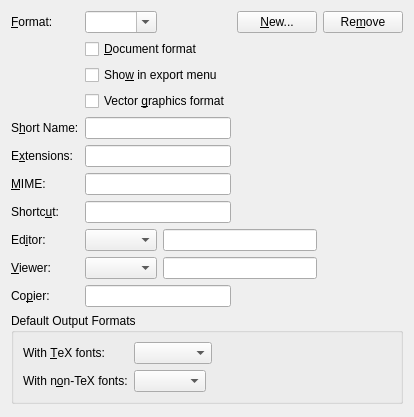
The window that src/frontends/qt4/ui/PrefFileformatsUi.ui (cburschka/lyx) describes before a commit, drawn with Qt 5.
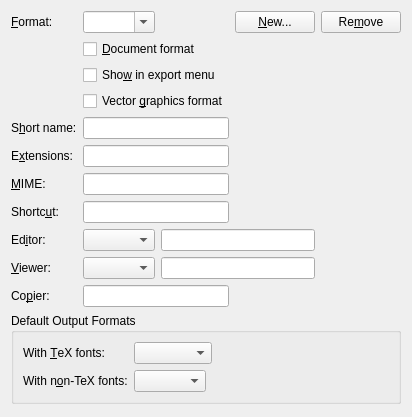
The same window after the commit.

Diff of the .ui file:
```diff
--- a/src/frontends/qt4/ui/PrefFileformatsUi.ui
+++ b/src/frontends/qt4/ui/PrefFileformatsUi.ui
@@ -94,7 +94,7 @@
    <item row="4" column="0">
     <widget class="QLabel" name="formatLA">
      <property name="text">
-      <string>S&amp;hort Name:</string>
+      <string>S&amp;hort name:</string>
      </property>
      <property name="buddy">
       <cstring>formatED</cstring>
```
